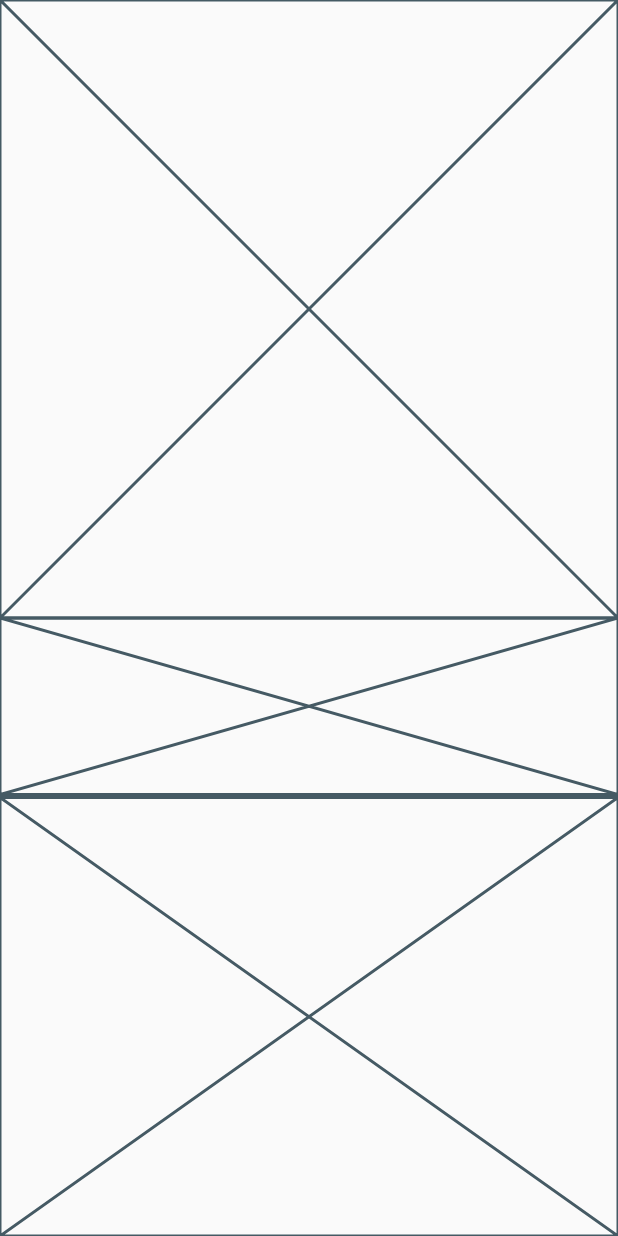
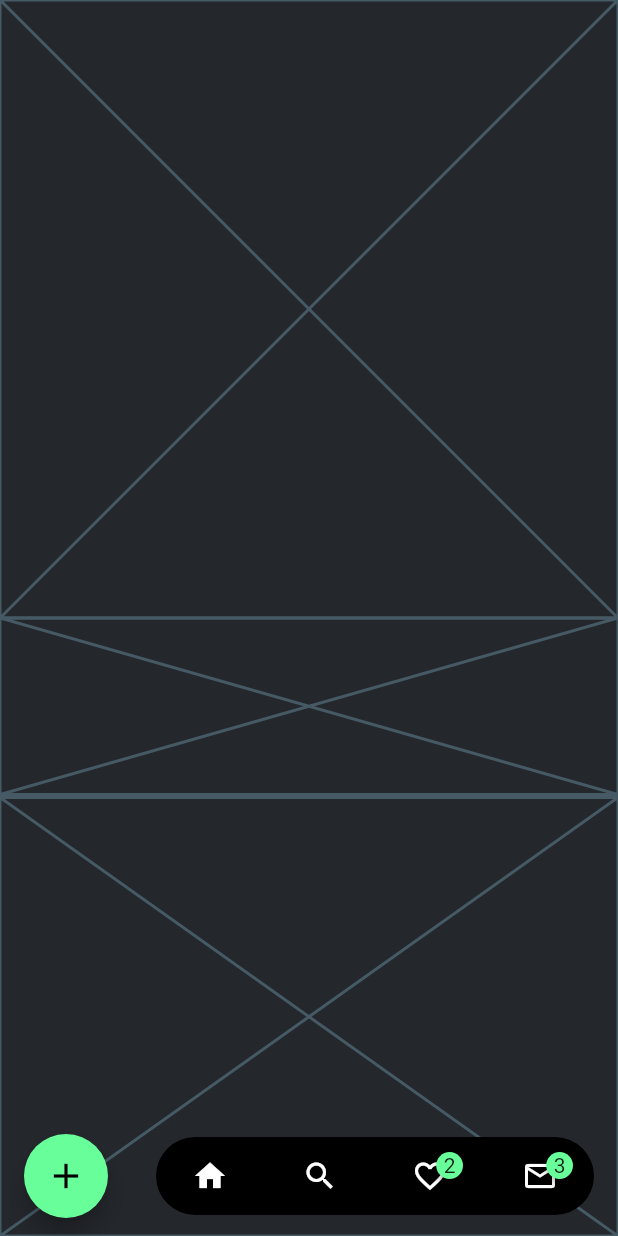
Before and after one commit to JAICHANGPARK/flutter_notebook_the_third_story, a Flutter app: the screen it shows after launch, on a phone screen of 412 x 824 dp. Run offline on Flutter 3.47's test engine with Material 2 defaults, Android fonts, the phone set to English and light mode, and no system bars; drawn by our look-alikes of badges; our stand-ins replace dotted_border, fl_chart, google_fonts, page_transition, percent_indicator.

Commit message:
Update user_profile_page.dart

```diff
--- a/lib/esports_social_app/user_profile_page.dart
+++ b/lib/esports_social_app/user_profile_page.dart
@@ -1,3 +1,4 @@
+import 'package:badges/badges.dart';
 import 'package:flutter/material.dart';
 
 
@@ -7,9 +8,12 @@ class UserProfilePage extends StatefulWidget {
 }
 
 class _UserProfilePageState extends State<UserProfilePage> {
+  Color appAccentColor = Color(0xff68FE9A); // 104 254 154 68 fe 9a
+  Color bgColor = Color(0xFF24272C); // 36 39 44 24 27 2c
   @override
   Widget build(BuildContext context) {
     return Scaffold(
+      backgroundColor: bgColor,
       body: Stack(
         children: <Widget>[
           Positioned(
@@ -33,6 +37,60 @@ class _UserProfilePageState extends State<UserProfilePage> {
             bottom: 0,
             child: Placeholder(),
           ),
+          Positioned(
+            left: 0,
+            right: 0,
+            bottom: 0,
+            child: Container(
+              height: 80,
+
+              padding: EdgeInsets.only(left: 16, right: 16),
+              child: Row(
+                mainAxisAlignment: MainAxisAlignment.spaceBetween,
+                children: <Widget>[
+                  FloatingActionButton(
+                    child: Icon(Icons.add,color: Colors.black,
+                    size: 28,),
+                    backgroundColor: appAccentColor,
+                    onPressed: () {},
+                  ),
+                  Container(
+                    height: 52,
+                    width: MediaQuery.of(context).size.width - 120,
+                    padding: EdgeInsets.only(right: 24,left: 24),
+                    decoration: BoxDecoration(
+                      color: Colors.black,
+                      borderRadius: BorderRadius.circular(32),
+                    ),
+                    child: Row(mainAxisAlignment: MainAxisAlignment.spaceBetween,
+                      children: <Widget>[
+                        Badge(
+                          child: Icon(Icons.home,color: Colors.white,),
+                          showBadge: false,
+                        ),
+                        Badge(
+                          child: Icon(Icons.search,color: Colors.white,),
+                          showBadge: false,
+                        ),
+                        Badge(
+                          child: Icon(Icons.favorite_border,color: Colors.white,),
+                          showBadge: true,
+                          badgeColor: appAccentColor,
+                          badgeContent: Text("2"),
+                        ),
+                        Badge(
+                          child: Icon(Icons.mail_outline,color: Colors.white,),
+                          showBadge: true,
+                          badgeColor: appAccentColor,
+                          badgeContent: Text("3"),
+                        ),
+                      ],
+                    ),
+                  )
+                ],
+              ),
+            ),
+          ),
         ],
       ),
     );
```
